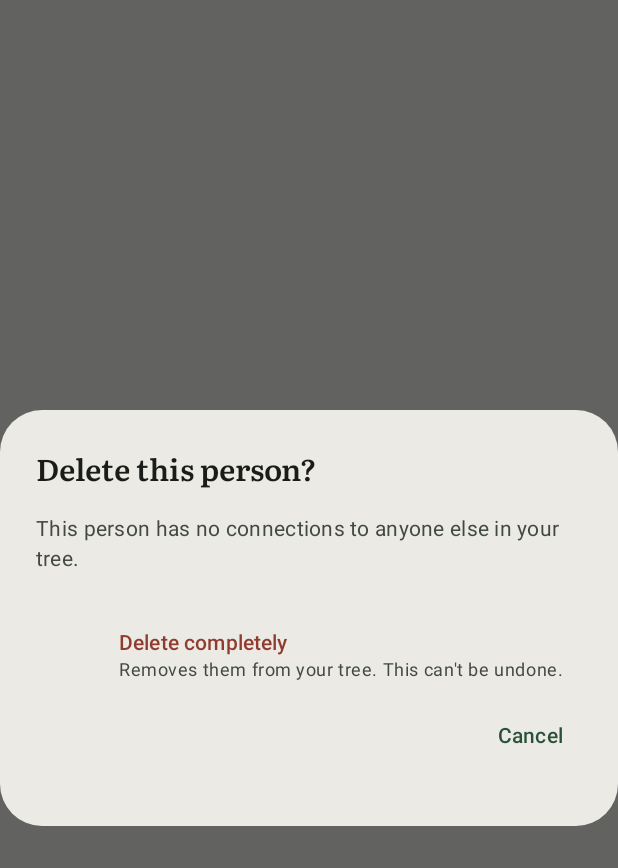
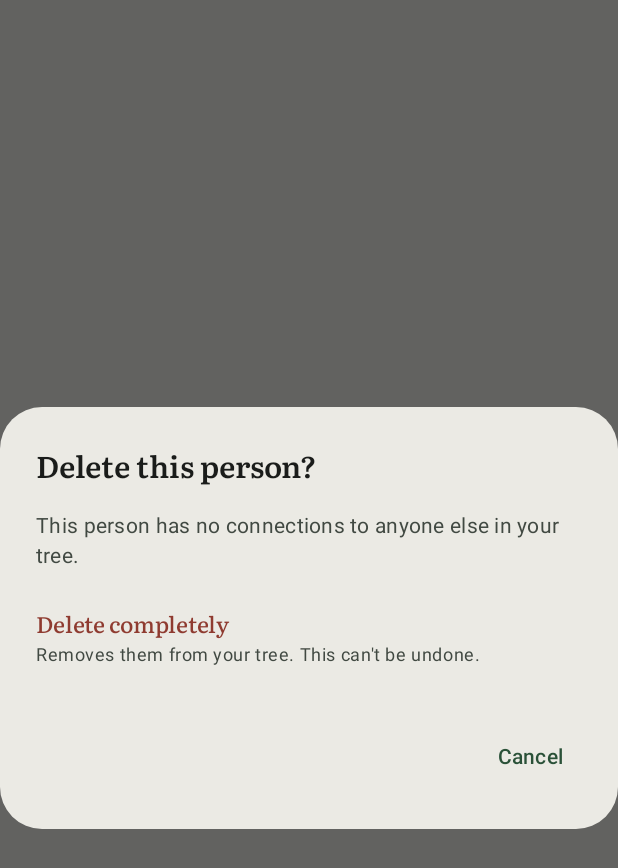
Before and after one commit to thisisankit27/f-tree, an Android app built with Jetpack Compose: the composable DeletePersonDialog called with empty values, on a phone screen of 412 x 824 dp. Shown: the top 868 px of the screen. Run offline under Robolectric (Android 15) with nearby library versions, the phone set to English and light mode, and no system bars.

Commit message:
fix: let the delete dialog read in the order it is decided
The most destructive action in the app asked its question well and then
laid the answers out wrongly.

Both choices lived in the dialog's confirm slot, which Material lays out
in a row beside the dismiss button. The result was "Cancel" floating
between "Keep as unknown" and "Delete completely", the two real choices
reading as body text, and the only thing shaped like a button being the
one that does nothing.

The choices now sit under the explanation, in the order they are read,
full width and divided from each other. Cancel is alone in the dismiss
slot, at the foot of the dialog where a dialog's way out belongs.

The wording is untouched. It was already the good part: it asks what
should happen to somebody's connections rather than whether you are sure,
and it counts them.

Co-Authored-By: Claude Opus 5 <noreply@anthropic.com>

```diff
--- a/app/src/main/java/com/vibethroughcode/ftree/ui/person/DeletePersonDialog.kt
+++ b/app/src/main/java/com/vibethroughcode/ftree/ui/person/DeletePersonDialog.kt
@@ -1,9 +1,12 @@
 package com.vibethroughcode.ftree.ui.person
 
+import androidx.compose.foundation.clickable
 import androidx.compose.foundation.layout.Arrangement
+import androidx.compose.foundation.layout.fillMaxWidth
 import androidx.compose.foundation.layout.Column
 import androidx.compose.foundation.layout.padding
 import androidx.compose.material3.AlertDialog
+import androidx.compose.material3.HorizontalDivider
 import androidx.compose.material3.MaterialTheme
 import androidx.compose.material3.Text
 import androidx.compose.material3.TextButton
@@ -14,6 +17,7 @@ import androidx.compose.ui.res.stringResource
 import androidx.compose.ui.unit.dp
 import com.vibethroughcode.ftree.R
 import com.vibethroughcode.ftree.data.DeletionMode
+import com.vibethroughcode.ftree.ui.theme.FTreeTheme
 
 const val DeleteKeepAsUnknownTag = "delete-keep-as-unknown"
 const val DeleteCompletelyTag = "delete-completely"
@@ -42,8 +46,9 @@ fun DeletePersonDialog(
             )
         },
         text = {
+            Column(verticalArrangement = Arrangement.spacedBy(4.dp)) {
                 Text(
-                if (connected) {
+                    text = if (connected) {
                         stringResource(
                             R.string.delete_body_connected,
                             name?.takeIf { it.isNotBlank() } ?: stringResource(R.string.person_unknown),
@@ -51,11 +56,11 @@ fun DeletePersonDialog(
                         )
                     } else {
                         stringResource(R.string.delete_body_isolated)
-                }
+                    },
+                    style = MaterialTheme.typography.bodyMedium,
+                    modifier = Modifier.padding(bottom = 8.dp),
                 )
-        },
-        confirmButton = {
-            Column(verticalArrangement = Arrangement.spacedBy(4.dp)) {
+
                 if (connected) {
                     DeleteChoice(
                         label = stringResource(R.string.delete_keep_shape),
@@ -63,6 +68,7 @@ fun DeletePersonDialog(
                         tag = DeleteKeepAsUnknownTag,
                         onClick = { onConfirm(DeletionMode.KEEP_AS_UNKNOWN) },
                     )
+                    HorizontalDivider(color = FTreeTheme.accents.rule)
                 }
                 DeleteChoice(
                     label = stringResource(R.string.delete_remove),
@@ -77,12 +83,24 @@ fun DeletePersonDialog(
                 )
             }
         },
+        // Nothing goes in the confirm slot. The two choices are the answer to the question and
+        // belong under it, in the order they are read; leaving one of them here would put it
+        // beside Cancel as though it were the expected outcome.
+        confirmButton = {},
         dismissButton = {
             TextButton(onClick = onDismiss) { Text(stringResource(R.string.delete_cancel)) }
         },
     )
 }
 
+/**
+ * One answer to "what happens to their connections", as a row rather than a button.
+ *
+ * Full width and divided from its neighbour, because these are two branches of one decision and a
+ * pair of pill buttons would make the destructive one look like the ordinary one. The consequence
+ * is printed under the label rather than left to the title, since that is the part somebody needs
+ * before choosing and not after.
+ */
 @Composable
 private fun DeleteChoice(
     label: String,
@@ -91,11 +109,17 @@ private fun DeleteChoice(
     onClick: () -> Unit,
     destructive: Boolean = false,
 ) {
-    TextButton(onClick = onClick, modifier = Modifier.testTag(tag)) {
-        Column(modifier = Modifier.padding(vertical = 4.dp)) {
+    Column(
+        modifier = Modifier
+            .fillMaxWidth()
+            .clickable(onClick = onClick)
+            .padding(vertical = 12.dp)
+            .testTag(tag),
+        verticalArrangement = Arrangement.spacedBy(2.dp),
+    ) {
         Text(
             text = label,
-                style = MaterialTheme.typography.labelLarge,
+            style = MaterialTheme.typography.titleSmall,
             color = if (destructive) MaterialTheme.colorScheme.error
             else MaterialTheme.colorScheme.primary,
         )
@@ -106,4 +130,3 @@ private fun DeleteChoice(
         )
     }
 }
-}
```
Lines whose indentation alone changed are shown as unchanged.
